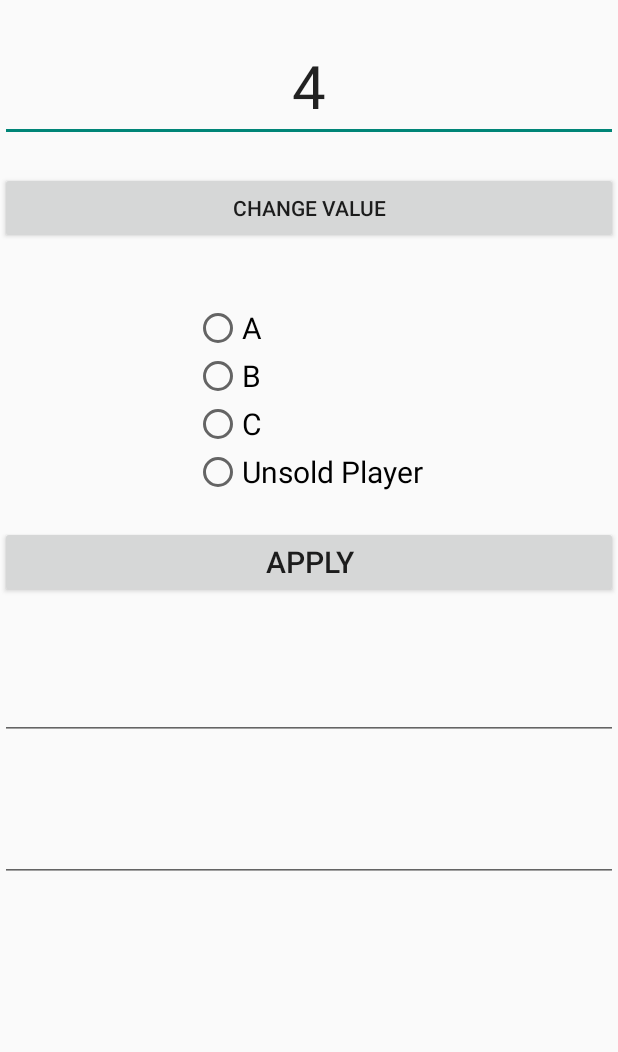
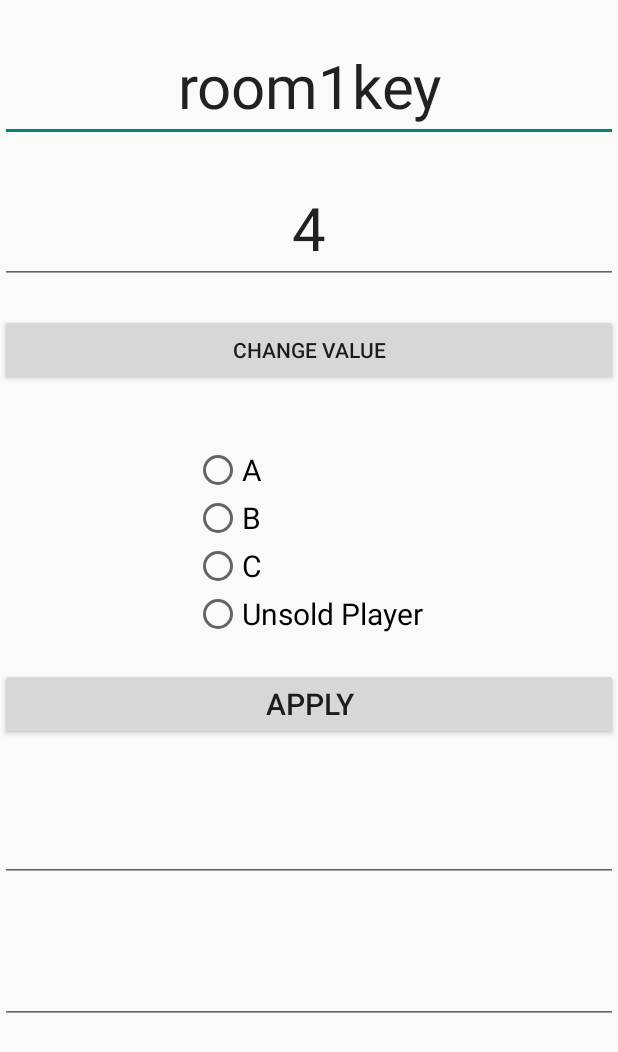
Before and after one commit to toshNaik/IPL, an Android app: the Admin screen opened directly, with no data from a screen before it, after a tap on "CHANGE VALUE", on a phone screen of 412 x 824 dp. Shown: the top 1052 px of the screen. Run offline under Robolectric (Android 15) with nearby library versions, the phone set to English and light mode, and no system bars; our stand-ins replace Firebase (no records; nobody signed in at launch, a user with empty details on screens opened directly).

Commit message:
Added rooms, Images of players

```diff
--- a/app/build.gradle
+++ b/app/build.gradle
@@ -32,4 +32,5 @@ dependencies {
     androidTestImplementation 'androidx.test.ext:junit:1.1.0'
     androidTestImplementation 'androidx.test.espresso:espresso-core:3.1.1'
     implementation 'androidx.drawerlayout:drawerlayout:1.0.0'
+    implementation 'com.github.bumptech.glide:glide:4.10.0'
 }
--- a/app/src/main/AndroidManifest.xml
+++ b/app/src/main/AndroidManifest.xml
@@ -9,7 +9,8 @@
         android:roundIcon="@mipmap/ic_launcher_round"
         android:supportsRtl="true"
         android:theme="@style/Theme.Design.Light.NoActionBar">
-        <activity android:name=".MainActivity"></activity>
+        <activity android:name=".LoginActivity"></activity>
+        <activity android:name=".MainActivity" />
         <activity android:name=".Admin" />
         <activity android:name=".StartActivity">
             <intent-filter>
--- a/app/src/main/java/com/example/navdrawer/Admin.java
+++ b/app/src/main/java/com/example/navdrawer/Admin.java
@@ -21,7 +21,7 @@ import com.google.firebase.database.ValueEventListener;
 
 public class Admin extends AppCompatActivity {
 
-    EditText keys, budget1, price1;
+    EditText keys, budget1, price1,roomkey;
     public int key;
     private Button button,apply;
     private RadioGroup radioGroup;
@@ -32,7 +32,7 @@ public class Admin extends AppCompatActivity {
     protected void onCreate(Bundle savedInstanceState) {
         super.onCreate(savedInstanceState);
         setContentView(R.layout.activity_admin);
-
+        roomkey = findViewById(R.id.roomkey);
         button=findViewById(R.id.change);
         keys=findViewById(R.id.keys);
         apply=findViewById(R.id.apply);
@@ -58,8 +58,9 @@ public class Admin extends AppCompatActivity {
                     @Override
                     public void onClick(View v) {
                         key=Integer.parseInt(keys.getText().toString());
+                        String roomKey = roomkey.getText().toString();
                         display();
-                        DatabaseReference reference= FirebaseDatabase.getInstance().getReference("Key");
+                        DatabaseReference reference= FirebaseDatabase.getInstance().getReference(roomKey);
                         reference.setValue(key);
                     }
                 }
--- a/app/src/main/java/com/example/navdrawer/MainActivity.java
+++ b/app/src/main/java/com/example/navdrawer/MainActivity.java
@@ -18,6 +18,7 @@ public class MainActivity extends AppCompatActivity implements NavigationView.On
     protected void onCreate(Bundle savedInstanceState) {
         super.onCreate(savedInstanceState);
         setContentView(R.layout.activity_main);
+
         drawer = findViewById(R.id.drawer_layout);
         Toolbar toolbar = findViewById(R.id.toolbar);
         NavigationView navigationView = findViewById(R.id.navigation_view);
--- a/app/src/main/java/com/example/navdrawer/StartActivity.java
+++ b/app/src/main/java/com/example/navdrawer/StartActivity.java
@@ -30,7 +30,7 @@ public class StartActivity extends AppCompatActivity {
         player.setOnClickListener(new View.OnClickListener() {
             @Override
             public void onClick(View v) {
-                startActivity(new Intent(StartActivity.this,MainActivity.class));
+                startActivity(new Intent(StartActivity.this,LoginActivity.class));
 
             }
         });
--- a/app/src/main/res/layout/activity_admin.xml
+++ b/app/src/main/res/layout/activity_admin.xml
@@ -11,6 +11,14 @@
         android:layout_height="wrap_content"
         app:layout_constraintTop_toTopOf="parent"
         android:orientation="vertical">
+        <EditText
+            android:layout_width="match_parent"
+            android:layout_height="wrap_content"
+            android:textAlignment="center"
+            android:text="room1key"
+            android:textSize="40sp"
+            android:layout_marginTop="20dp"
+            android:id="@+id/roomkey"/>
 
         <EditText
             android:layout_width="match_parent"
--- a/app/src/main/res/layout/listview_player_item.xml
+++ b/app/src/main/res/layout/listview_player_item.xml
@@ -10,7 +10,7 @@
     <de.hdodenhof.circleimageview.CircleImageView
         android:id="@+id/lv_player_face"
         android:layout_width="90dp"
-        android:layout_height="90dp"
+        android:layout_height="77dp"
         android:padding="10dp"
         android:src="@drawable/ic_face_black_24dp"></de.hdodenhof.circleimageview.CircleImageView>
 
```
Also changed, not shown: app/src/main/java/com/example/navdrawer/DashboardFragment.java (+7 -2 lines), app/src/main/java/com/example/navdrawer/LoginActivity.java (added, +32 -0 lines), app/src/main/java/com/example/navdrawer/Player.java (+58 -39 lines), app/src/main/java/com/example/navdrawer/PlayersFragment.java (+8 -0 lines), app/src/main/res/layout/activity_login.xml (added, +24 -0 lines).
